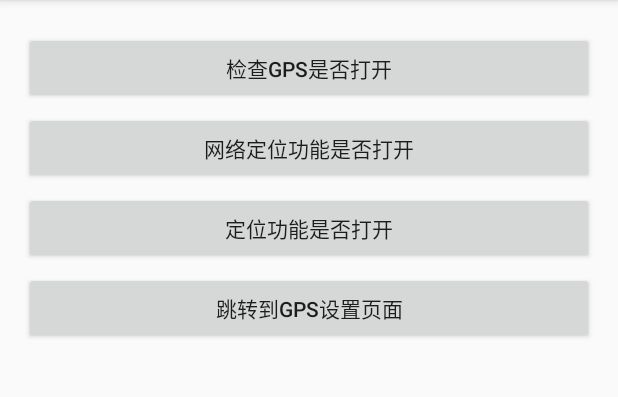
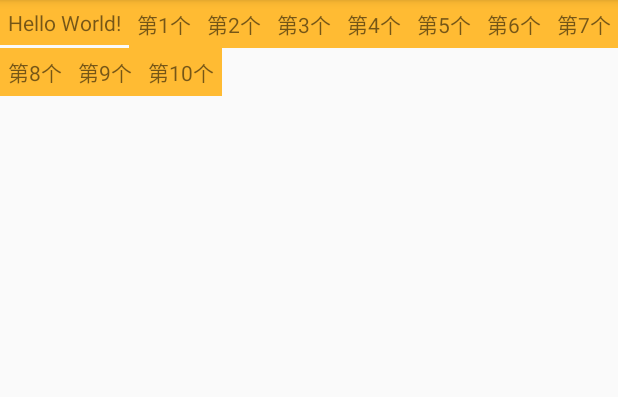
Before and after one commit to yaowen369/Utils, an Android app: the screen it shows after launch (LocationTestActivity before the commit, MainActivity after it), on a phone screen of 412 x 824 dp, the part 84-481 px from its top. Run offline under Robolectric (Android 15) with nearby library versions, the phone set to English and light mode, and no system bars.

Commit message:
为测试主界面增加自定义布局方式

```diff
--- a/build.gradle
+++ b/build.gradle
@@ -5,14 +5,15 @@ buildscript {
         jcenter()
     }
     dependencies {
-        classpath 'com.android.tools.build:gradle:2.2.3'
-//        classpath 'com.android.tools.build:gradle:2.14.1'
+//        classpath 'com.android.tools.build:gradle:2.2.3'
+        classpath 'com.android.tools.build:gradle:2.3.3'
 
         // NOTE: Do not place your application dependencies here; they belong
         // in the individual module build.gradle files
 
 
         //http://blog.csdn.net/wwj_748/article/details/51913280
+        // YaoWen(43194) modify  at 2017/7/10 16:27
         classpath 'com.github.dcendents:android-maven-gradle-plugin:latest.release'
         classpath 'com.jfrog.bintray.gradle:gradle-bintray-plugin:1.6'
     }
--- a/sample/src/main/AndroidManifest.xml
+++ b/sample/src/main/AndroidManifest.xml
@@ -8,15 +8,16 @@
         android:label="@string/app_name"
         android:supportsRtl="true"
         android:theme="@style/AppTheme">
-        <activity android:name=".MainActivity"/>
-        <activity android:name=".test.TestMainActivity"/>
-        <activity android:name=".test.LocationTestActivity">
+        <activity android:name=".MainActivity">
             <intent-filter>
                 <action android:name="android.intent.action.MAIN" />
                 <category android:name="android.intent.category.LAUNCHER" />
                 <category android:name="android.intent.category.DEFAULT"/>
             </intent-filter>
         </activity>
+        <activity android:name=".test.TestBaseActivity"/>
+        <activity android:name=".test.LocationTestActivity">
+        </activity>
     </application>
 
 </manifest>
--- a/sample/src/main/java/com/yaoxiaowen/android/sample/test/LocationTestActivity.java
+++ b/sample/src/main/java/com/yaoxiaowen/android/sample/test/LocationTestActivity.java
@@ -6,7 +6,7 @@ import android.view.View;
 import com.yaoxiaowen.android.sample.R;
 import com.yaoxiaowen.utils.Utils_Location;
 
-public class LocationTestActivity extends TestMainActivity {
+public class LocationTestActivity extends TestBaseActivity {
 
     private static final int jumpGPSRequestCode = 42;
     private int operationCount = 0;
--- a/sample/src/main/java/com/yaoxiaowen/android/sample/test/TestMainActivity.java
+++ b/sample/src/main/java/com/yaoxiaowen/android/sample/test/TestBaseActivity.java
@@ -13,7 +13,7 @@ import com.yaoxiaowen.android.sample.base.BaseActivity;
 import com.yaoxiaowen.android.sample.log.LogUtils;
 import com.yaoxiaowen.utils.Utils_Screen;
 
-public class TestMainActivity extends BaseActivity {
+public class TestBaseActivity extends BaseActivity {
 
     protected Button btn1;
     protected Button btn2;
@@ -27,7 +27,7 @@ public class TestMainActivity extends BaseActivity {
     protected TextView tv4;
     protected TextView tv5;
 
-    private static final String TAG  = "TestMainActivity";
+    private static final String TAG  = "TestBaseActivity";
 
     @Override
     protected void onStart() {
--- /dev/null
+++ b/sample/src/main/java/com/yaoxiaowen/android/sample/view/FlowLayout.java
@@ -0,0 +1,102 @@
+package com.yaoxiaowen.android.sample.view;
+
+import android.content.Context;
+import android.util.AttributeSet;
+import android.view.View;
+import android.view.ViewGroup;
+
+/**
+ * Created by Administrator on 2017/7/10.
+ */
+
+public class FlowLayout extends ViewGroup{
+
+    private Context mContext;
+
+    //在水平方向上,以及在竖直方向上,所使用的长度
+    private int mHorizonticalLength = 0;
+    private int mVerticalLength = 0;
+
+    //代表该View所受到的约束,在水平和竖直上,他最大能占有的长度
+    private int mHorizontalMaxLength=0;
+    private int mVerticalMaxLegnth = 0;
+
+    public FlowLayout(Context context) {
+        super(context);
+        mContext = context;
+    }
+
+    public FlowLayout(Context context, AttributeSet attrs) {
+        super(context, attrs);
+        mContext = context;
+    }
+
+    public FlowLayout(Context context, AttributeSet attrs, int defStyleAttr) {
+        super(context, attrs, defStyleAttr);
+        mContext = context;
+    }
+
+
+    @Override
+    protected void onMeasure(int widthMeasureSpec, int heightMeasureSpec) {
+        super.onMeasure(widthMeasureSpec, heightMeasureSpec);
+
+//        final LayoutParams mLp = getLayoutParams();
+
+        int count = getChildCount();
+        for (int i=0; i<count; i++){
+
+        }
+
+        measureChildren(widthMeasureSpec, heightMeasureSpec);
+        setMeasuredDimension(getDefaultSize(getSuggestedMinimumWidth(), widthMeasureSpec),
+                getDefaultSize(getSuggestedMinimumHeight(), heightMeasureSpec));
+
+    }
+
+    //http://blog.csdn.net/xmxkf/article/details/51500304
+    @Override
+    protected void onLayout(boolean changed, int left, int top, int right, int bottom) {
+        final int count = getChildCount();
+
+        int childMeasureWidth = 0;
+        int childMeasureHeight = 0;
+
+        int layoutWidth = 0; //容器已经占据的宽度
+        int layoutHeight = 0; //容器已经占据的 高度
+
+        int maxChildHeight = 0; //一行中子控件最高的高度,用来决定下一行在目前的基础上累加多少
+
+        for (int i=0; i<count; i++){
+            View child = getChildAt(i);
+            childMeasureWidth = child.getMeasuredWidth();
+            childMeasureHeight = child.getMeasuredHeight();
+
+            // 这个地方是写错了吗？为什么是  getWidth,而不是getMeasuredWidth
+            if (layoutWidth < getWidth()){
+                //如果一行没有排满, 则继续向右排列
+                left = layoutWidth;
+                right = left + childMeasureWidth;
+                top = layoutHeight;
+                bottom = top + childMeasureHeight;
+            }else {
+                //排满后换行
+                layoutWidth = 0;
+                layoutHeight += maxChildHeight;
+                maxChildHeight = 0;
+
+                left = 0;
+                right = left + childMeasureWidth;
+                top = layoutHeight;
+                bottom = top + childMeasureHeight;
+            }
+
+            layoutWidth += childMeasureWidth;
+            if (childMeasureHeight > maxChildHeight){
+                maxChildHeight = childMeasureHeight;
+            }
+            child.layout(left, top, right, bottom);
+        }
+
+    }
+}
--- a/sample/src/main/res/layout/activity_main.xml
+++ b/sample/src/main/res/layout/activity_main.xml
@@ -1,18 +1,115 @@
 <?xml version="1.0" encoding="utf-8"?>
-<RelativeLayout xmlns:android="http://schemas.android.com/apk/res/android"
-    xmlns:tools="http://schemas.android.com/tools"
-    android:id="@+id/activity_main"
-    android:layout_width="match_parent"
-    android:layout_height="match_parent"
-    android:paddingBottom="@dimen/activity_vertical_margin"
-    android:paddingLeft="@dimen/activity_horizontal_margin"
-    android:paddingRight="@dimen/activity_horizontal_margin"
-    android:paddingTop="@dimen/activity_vertical_margin"
-    tools:context="com.yaoxiaowen.android.sample.MainActivity">
+<!--<LinearLayout xmlns:android="http://schemas.android.com/apk/res/android"-->
+    <!--xmlns:tools="http://schemas.android.com/tools"-->
+    <!--android:id="@+id/activity_main"-->
+    <!--android:layout_width="match_parent"-->
+    <!--android:layout_height="match_parent"-->
+    <!--android:orientation="vertical"-->
+    <!--tools:context="com.yaoxiaowen.android.sample.MainActivity">-->
+
+
+    <com.yaoxiaowen.android.sample.view.FlowLayout xmlns:android="http://schemas.android.com/apk/res/android"
+        xmlns:tools="http://schemas.android.com/tools"
+        android:layout_width="wrap_content"
+        android:layout_height="wrap_content"
+        tools:context="com.yaoxiaowen.android.sample.MainActivity">
 
     <TextView
-        android:id="@+id/tv"
         android:layout_width="wrap_content"
         android:layout_height="wrap_content"
-        android:text="Hello World!" />
-</RelativeLayout>
+        android:text="Hello World!"
+        android:background="@android:color/holo_orange_light"
+        android:layout_margin="10dp"
+        android:padding="5dp"
+        />
+
+    <TextView
+        android:layout_width="wrap_content"
+        android:layout_height="wrap_content"
+        android:text="第1个"
+        android:background="@android:color/holo_orange_light"
+        android:layout_margin="10dp"
+        android:padding="5dp"
+        />
+
+    <TextView
+        android:layout_width="wrap_content"
+        android:layout_height="wrap_content"
+        android:text="第2个"
+        android:background="@android:color/holo_orange_light"
+        android:layout_margin="10dp"
+        android:padding="5dp"
+        />
+
+    <TextView
+        android:layout_width="wrap_content"
+        android:layout_height="wrap_content"
+        android:text="第3个"
+        android:background="@android:color/holo_orange_light"
+        android:layout_margin="10dp"
+        android:padding="5dp"
+        />
+
+    <TextView
+        android:layout_width="wrap_content"
+        android:layout_height="wrap_content"
+        android:text="第4个"
+        android:background="@android:color/holo_orange_light"
+        android:layout_margin="10dp"
+        android:padding="5dp"
+        />
+
+    <TextView
+        android:layout_width="wrap_content"
+        android:layout_height="wrap_content"
+        android:text="第5个"
+        android:background="@android:color/holo_orange_light"
+        android:layout_margin="10dp"
+        android:padding="5dp"
+        />
+
+    <TextView
+        android:layout_width="wrap_content"
+        android:layout_height="wrap_content"
+        android:text="第6个"
+        android:background="@android:color/holo_orange_light"
+        android:layout_margin="10dp"
+        android:padding="5dp"
+        />
+
+    <TextView
+        android:layout_width="wrap_content"
+        android:layout_height="wrap_content"
+        android:text="第7个"
+        android:background="@android:color/holo_orange_light"
+        android:layout_margin="10dp"
+        android:padding="5dp"
+        />
+
+    <TextView
+        android:layout_width="wrap_content"
+        android:layout_height="wrap_content"
+        android:text="第8个"
+        android:background="@android:color/holo_orange_light"
+        android:layout_margin="10dp"
+        android:padding="5dp"
+        />
+
+    <TextView
+        android:layout_width="wrap_content"
+        android:layout_height="wrap_content"
+        android:text="第9个"
+        android:background="@android:color/holo_orange_light"
+        android:layout_margin="10dp"
+        android:padding="5dp"
+        />
+
+    <TextView
+        android:layout_width="wrap_content"
+        android:layout_height="wrap_content"
+        android:text="第10个"
+        android:background="@android:color/holo_orange_light"
+        android:layout_margin="10dp"
+        android:padding="5dp"
+        />
+</com.yaoxiaowen.android.sample.view.FlowLayout>
--- a/sample/src/main/res/layout/activity_test_main.xml
+++ b/sample/src/main/res/layout/activity_test_main.xml
@@ -8,7 +8,7 @@
     android:paddingLeft="@dimen/activity_horizontal_margin"
     android:paddingRight="@dimen/activity_horizontal_margin"
     android:paddingTop="@dimen/activity_vertical_margin"
-    tools:context="com.yaoxiaowen.android.sample.test.TestMainActivity">
+    tools:context="com.yaoxiaowen.android.sample.test.TestBaseActivity">
 
     <ScrollView
         android:layout_width="match_parent"
--- a/utils/build.gradle
+++ b/utils/build.gradle
@@ -35,17 +35,20 @@ dependencies {
     compile 'com.android.support:appcompat-v7:25.1.0'
     testCompile 'junit:junit:4.12'
 
-
 }
 
-//http://www.jianshu.com/p/90bd75e6a1d7
-
+// YaoWen(43194) modify  at 2017/7/10 16:30
 buildscript {
     repositories {
         jcenter()
     }
     dependencies {
-        classpath 'com.novoda:bintray-release:0.4.0'
+        //在 as更新到2.3.3, 并且 com.android.tools.build:gradle 也更新到 2.3.3之后，
+        //在Win 7机器上, bintray-release 0.4.0 编译一直错误。类似gradle没有 相关方法的错误。
+        //当更改到 0.5.0之后，才ok
+        //目前尚不清楚 在mac下会怎么样。 等待更进一步的测试
+//        classpath 'com.novoda:bintray-release:0.4.0'
+        classpath 'com.novoda:bintray-release:0.5.0'
     }
 }
 
```
